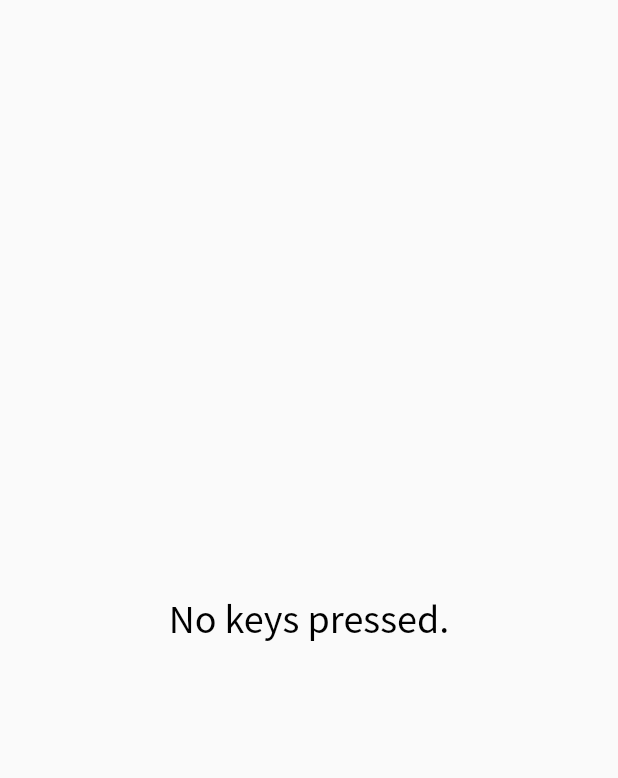
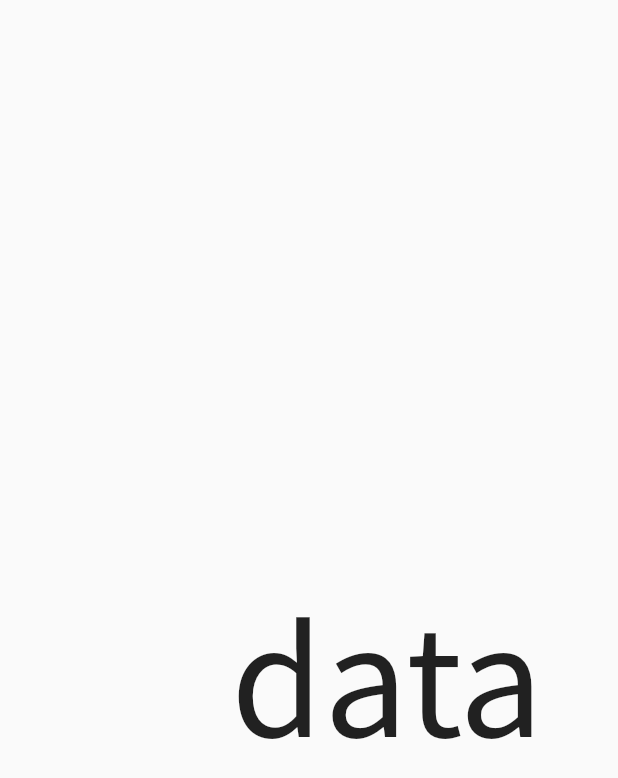
Before and after one commit to 181654686/treeview, a Flutter app: the ShortcutTest screen opened directly, on a phone screen of 412 x 824 dp. Shown: the top 778 px of the screen. Run offline on Flutter 3.47's test engine with Material 2 defaults, Android fonts, the phone set to English and light mode, and no system bars; our stand-ins replace flutter_colorpicker, google_fonts; missing offline and left inert: dart:html.

Commit message:
Update key.dart

```diff
--- a/front_end/lib/key.dart
+++ b/front_end/lib/key.dart
@@ -1,4 +1,5 @@
 import 'package:flutter/cupertino.dart';
+import 'package:flutter/gestures.dart';
 import 'package:flutter/material.dart';
 import 'package:flutter/services.dart';
 
@@ -27,17 +28,26 @@ class _ShortcutTestState extends State<ShortcutTest> {
     super.initState();
   }
 
+  double _dx = 0.0;
+  double _dy = 0.0;
+  double _scale = 2.0;
+  String _key = '';
   @override
   Widget build(BuildContext context) {
+    double _previousScale;
+
     return RawKeyboardListener(
       focusNode: FocusNode()..requestFocus(),
       onKey: (event) {
-        print('Key Pressed: ${event.logicalKey}');
+        print('Key Pressed: ${event.logicalKey.keyLabel}');
         if (event.runtimeType == RawKeyDownEvent) {
           interactionManager.addKeyPressed(event.logicalKey);
+          _key = event.logicalKey.keyLabel;
         } else if (event.runtimeType == RawKeyUpEvent) {
           interactionManager.removeKeyPressed(event.logicalKey);
+          _key = '';
         }
+
         setState(() {});
         return null;
       },
@@ -48,7 +58,28 @@ class _ShortcutTestState extends State<ShortcutTest> {
               onPointerDown: (event) => {print('onPointerDown')},
               onPointerMove: (event) => {print('onPointerMove')},
               onPointerUp: (event) => {print('onPointerUp')},
-              onPointerSignal: (event) => {print('onPointerSignal')},
+              onPointerSignal: (event) {
+                if (event is PointerScrollEvent) {
+                  // print('x: ${event.position.dx}, y: ${event.position.dy}');
+                  // print('scroll delta: ${event.scrollDelta.dy}');
+
+                  setState(() {
+                    if (_key == '') {
+                      _dy = _dy + event.scrollDelta.dy / 5;
+                      print(_dy);
+                    }
+                    if (_key.toLowerCase() == 'control left') {
+                      if (event.scrollDelta.dy < 0) {
+                        _scale = _scale * 1.1;
+                        print(_scale);
+                      } else {
+                        _scale = _scale / 1.1;
+                        print(_scale);
+                      }
+                    }
+                  });
+                }
+              },
               onPointerHover: (event) => {print('onPointerHover')},
               child: Container(
                 width: double.infinity,
@@ -58,9 +89,16 @@ class _ShortcutTestState extends State<ShortcutTest> {
               ),
             ),
             Center(
-              child: Text(printKeysPressed(interactionManager.keyPressed),
-                  style: TextStyle(fontSize: 24, color: Colors.black)),
-            ),
+                child: Transform(
+                    transform: Matrix4.identity()
+                      ..translate(_dx, _dy)
+                      ..scale(_scale, _scale),
+                    child: Container(
+                      child: Text(
+                        'data',
+                        style: TextStyle(fontSize: 50),
+                      ),
+                    ))),
           ],
         ),
       ),
```
